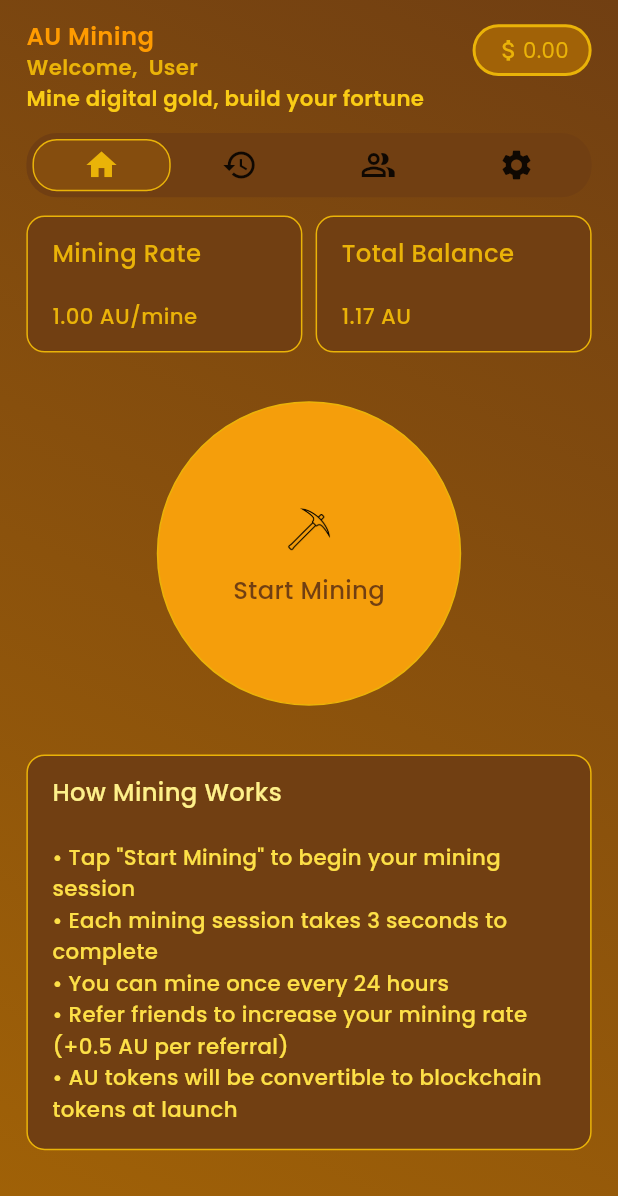
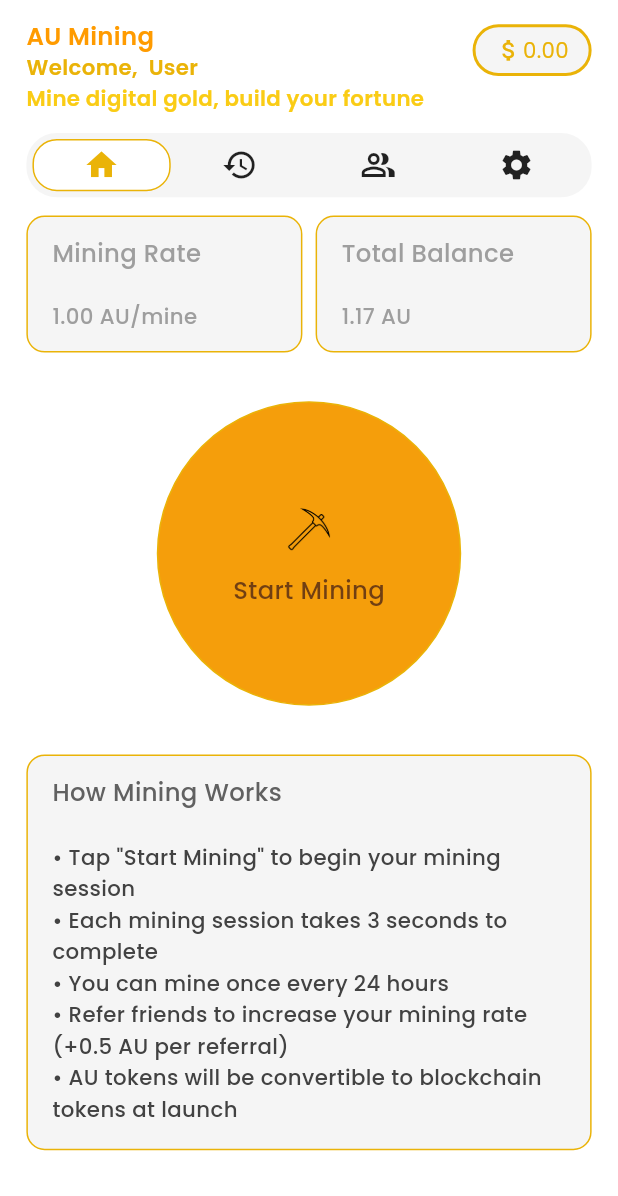
Before and after one commit to talhamehtab2014/mining_app, a Flutter app: the BottomNavigationView screen opened by its route, on a phone screen of 412 x 824 dp. Shown: the top 1196 px of the screen. Run offline on Flutter 3.47's test engine with Material 3 defaults, Android fonts, the light colour scheme and no system bars; our stand-ins replace auto_size_text, connectivity_plus, dio, firebase_core, flutter_screenutil, font_awesome_flutter and 7 more; accounts and stored records are empty; generated files the repository leaves out were written again.

Commit message:
refactor: update theme color usage in UI components
- Enhanced theme data by adding new color properties for better accessibility.
- Refactored UI components in `HomeView` and `BottomNavigationView` to utilize theme colors instead of hardcoded palette colors, improving consistency across the application.
- Updated various widgets to accept `BuildContext` for dynamic theme color retrieval, ensuring adherence to the current theme.

```diff
--- a/lib/src/core/resource/theme/theme_data.dart
+++ b/lib/src/core/resource/theme/theme_data.dart
@@ -7,11 +7,16 @@ ThemeData _createDarkThemeData(Palette palette) {
   return ThemeData(
     colorScheme: colorScheme.copyWith(
       primary: palette.primary,
+      onPrimary: palette.yellow600,
       surface: palette.yellow800,
       onSurface: palette.yellow900,
       tertiary: palette.labelColor,
       secondary: palette.cardBackground,
       onSecondary: palette.cardBackground,
+      onPrimaryFixed: palette.yellow500,
+      onPrimaryFixedVariant: palette.yellow100,
+      onSecondaryFixed: palette.yellow300,
+      onSecondaryFixedVariant: palette.yellow200,
     ),
     scaffoldBackgroundColor: palette.background,
     dividerColor: palette.divider,
@@ -26,11 +31,16 @@ ThemeData _createLightThemeData(Palette palette) {
   return ThemeData(
     colorScheme: colorScheme.copyWith(
       primary: palette.primary,
+      onPrimary: Colors.grey.shade600,
       surface: palette.white,
       onSurface: palette.white,
       tertiary: palette.blackColor,
       secondary: Colors.grey.shade100,
       onSecondary: Colors.grey.shade300,
+      onPrimaryFixed: Colors.grey.shade500,
+      onPrimaryFixedVariant: palette.blackColor,
+      onSecondaryFixed: Colors.grey.shade800,
+      onSecondaryFixedVariant: Colors.grey.shade700,
     ),
     scaffoldBackgroundColor: palette.background,
     dividerColor: palette.divider,
--- a/lib/src/presentation/post_login/bottom_navigation/bottom_navigation.dart
+++ b/lib/src/presentation/post_login/bottom_navigation/bottom_navigation.dart
@@ -38,7 +38,10 @@ class _BottomNavigationViewState extends State<BottomNavigationView> {
         gradient: LinearGradient(
           begin: Alignment.topRight,
           end: Alignment.bottomLeft,
-          colors: [R.palette.yellow900, R.palette.yellow700],
+          colors: [
+            Theme.of(context).colorScheme.onSurface,
+            Theme.of(context).colorScheme.surface,
+          ], // dark
         ),
       ),
       child: Scaffold(
@@ -78,7 +81,7 @@ class _BottomNavigationViewState extends State<BottomNavigationView> {
                           vertical: 6.h,
                         ),
                         decoration: BoxDecoration(
-                          color: R.palette.yellow700,
+                          color: Theme.of(context).colorScheme.secondary,
                           borderRadius: BorderRadius.circular(20.r),
                           border: Border.all(
                             color: R.palette.yellow500,
@@ -143,14 +146,14 @@ class _BottomNavigationViewState extends State<BottomNavigationView> {
     return Container(
       padding: EdgeInsets.all(4.h),
       decoration: BoxDecoration(
-        color: R.palette.yellow900,
-
+        color: Theme.of(context).colorScheme.secondary,
         borderRadius: BorderRadius.circular(20.r),
       ),
       child: Row(
         children: controller.iconData.map((element) {
           return Expanded(
             child: statIconTile(
+              context,
               element.iconPath,
               isSelected: controller.state == element.state,
               onTap: () {
@@ -164,6 +167,7 @@ class _BottomNavigationViewState extends State<BottomNavigationView> {
   }
 
   Widget statIconTile(
+    BuildContext context,
     IconData icon, {
     bool isSelected = false,
     VoidCallback? onTap,
@@ -181,7 +185,9 @@ class _BottomNavigationViewState extends State<BottomNavigationView> {
         child: Container(
           decoration: BoxDecoration(
             borderRadius: BorderRadius.circular(r),
-            color: isSelected ? (background ?? R.palette.yellow800) : null,
+            color: isSelected
+                ? (background ?? Theme.of(context).colorScheme.onSurface)
+                : null,
             border: isSelected
                 ? Border.all(color: border ?? R.palette.yellow500)
                 : null,
--- a/lib/src/presentation/post_login/home/home.dart
+++ b/lib/src/presentation/post_login/home/home.dart
@@ -23,16 +23,24 @@ class HomeView extends GetView<HomeViewModel> {
                 Row(
                   children: [
                     Expanded(
-                      child: homeTopHeaderCard('Mining Rate', '1.00 AU/mine'),
+                      child: homeTopHeaderCard(
+                        context,
+                        'Mining Rate',
+                        '1.00 AU/mine',
+                      ),
                     ),
                     8.horizontalSpace,
                     Expanded(
-                      child: homeTopHeaderCard('Total Balance', '1.17 AU'),
+                      child: homeTopHeaderCard(
+                        context,
+                        'Total Balance',
+                        '1.17 AU',
+                      ),
                     ),
                   ],
                 ),
                 if (controller.isMineStarted) 16.verticalSpace,
-                _nextMineButtonSection(controller.isMineStarted),
+                _nextMineButtonSection(context, controller.isMineStarted),
 
                 32.verticalSpace,
                 SeesawZoom(
@@ -85,7 +93,7 @@ class HomeView extends GetView<HomeViewModel> {
 
                 32.verticalSpace,
 
-                homeBottomInfoCard('How Mining Works', '''
+                homeBottomInfoCard(context, 'How Mining Works', '''
 • Tap "Start Mining" to begin your mining session
 • Each mining session takes 3 seconds to complete
 • You can mine once every 24 hours
@@ -100,13 +108,13 @@ class HomeView extends GetView<HomeViewModel> {
     );
   }
 
-  Widget _nextMineButtonSection(bool isMineStarted) {
+  Widget _nextMineButtonSection(BuildContext context, bool isMineStarted) {
     return AnimatedCrossFade(
       duration: Duration(milliseconds: 500),
       firstChild: Container(
         padding: EdgeInsets.all(16.sp),
         decoration: BoxDecoration(
-          color: R.palette.yellow900,
+          color: Theme.of(context).colorScheme.secondary,
           borderRadius: BorderRadius.circular(12.r),
           border: Border.all(color: R.palette.yellow500),
         ),
@@ -119,12 +127,12 @@ class HomeView extends GetView<HomeViewModel> {
                   height: 58.h,
                   width: 58.h,
                   decoration: BoxDecoration(
-                    color: R.palette.yellow500,
+                    color: Theme.of(context).colorScheme.onPrimaryFixed,
                     shape: BoxShape.circle,
                   ),
                   child: Icon(
                     Icons.schedule,
-                    color: R.palette.yellow900,
+                    color: Theme.of(context).colorScheme.onSurface,
                     size: 28.sp,
                   ),
                 ),
@@ -137,7 +145,7 @@ class HomeView extends GetView<HomeViewModel> {
                       text: 'Next Mine In',
                       fontWeight: FontWeight.w500,
                       fontSize: 16.sp,
-                      textColor: R.palette.yellow500,
+                      textColor: Theme.of(context).colorScheme.onPrimaryFixed,
                     ),
                     16.verticalSpace,
                     Obx(
@@ -145,7 +153,7 @@ class HomeView extends GetView<HomeViewModel> {
                         text: controller.hmsLetters,
                         fontWeight: FontWeight.w500,
                         fontSize: 22.sp,
-                        textColor: R.palette.yellow500,
+                        textColor: Theme.of(context).colorScheme.onPrimaryFixed,
                       ),
                     ),
                   ],
@@ -155,8 +163,8 @@ class HomeView extends GetView<HomeViewModel> {
             16.verticalSpace,
             LinearProgressIndicator(
               value: .1,
-              color: R.palette.yellow600,
-              backgroundColor: R.palette.yellow800,
+              color: Theme.of(context).colorScheme.onPrimary,
+              backgroundColor: Theme.of(context).colorScheme.surface,
             ),
           ],
         ),
@@ -168,12 +176,12 @@ class HomeView extends GetView<HomeViewModel> {
     );
   }
 
-  Widget homeTopHeaderCard(String title, String value) {
+  Widget homeTopHeaderCard(BuildContext context, String title, String value) {
     return Container(
       height: 90.h,
       padding: EdgeInsets.all(16.sp),
       decoration: BoxDecoration(
-        color: R.palette.yellow900,
+        color: Theme.of(context).colorScheme.secondary,
         borderRadius: BorderRadius.circular(12.r),
         border: Border.all(color: R.palette.yellow500),
       ),
@@ -184,25 +192,25 @@ class HomeView extends GetView<HomeViewModel> {
             text: title,
             fontWeight: FontWeight.w500,
             fontSize: 16.sp,
-            textColor: R.palette.yellow500,
+            textColor: Theme.of(context).colorScheme.onPrimaryFixed,
           ),
           Spacer(),
           CommonLabelTextWidget(
             text: value,
             fontWeight: FontWeight.w500,
             fontSize: 14.sp,
-            textColor: R.palette.yellow500,
+            textColor: Theme.of(context).colorScheme.onPrimaryFixed,
           ),
         ],
       ),
     );
   }
 
-  Widget homeBottomInfoCard(String title, String value) {
+  Widget homeBottomInfoCard(BuildContext context, String title, String value) {
     return Container(
       padding: EdgeInsets.all(16.sp),
       decoration: BoxDecoration(
-        color: R.palette.yellow900,
+        color: Theme.of(context).colorScheme.secondary,
         borderRadius: BorderRadius.circular(12.r),
         border: Border.all(color: R.palette.yellow500),
       ),
@@ -214,14 +222,14 @@ class HomeView extends GetView<HomeViewModel> {
             text: title,
             fontWeight: FontWeight.w500,
             fontSize: 16.sp,
-            textColor: R.palette.yellow200,
+            textColor: Theme.of(context).colorScheme.onSecondaryFixedVariant,
           ),
           24.verticalSpace,
           CommonLabelTextWidget(
             text: value,
             fontWeight: FontWeight.w500,
             fontSize: 14.sp,
-            textColor: R.palette.yellow300,
+            textColor: Theme.of(context).colorScheme.onSecondaryFixed,
             maxLines: 9,
             textHeight: 1.5,
           ),
```
